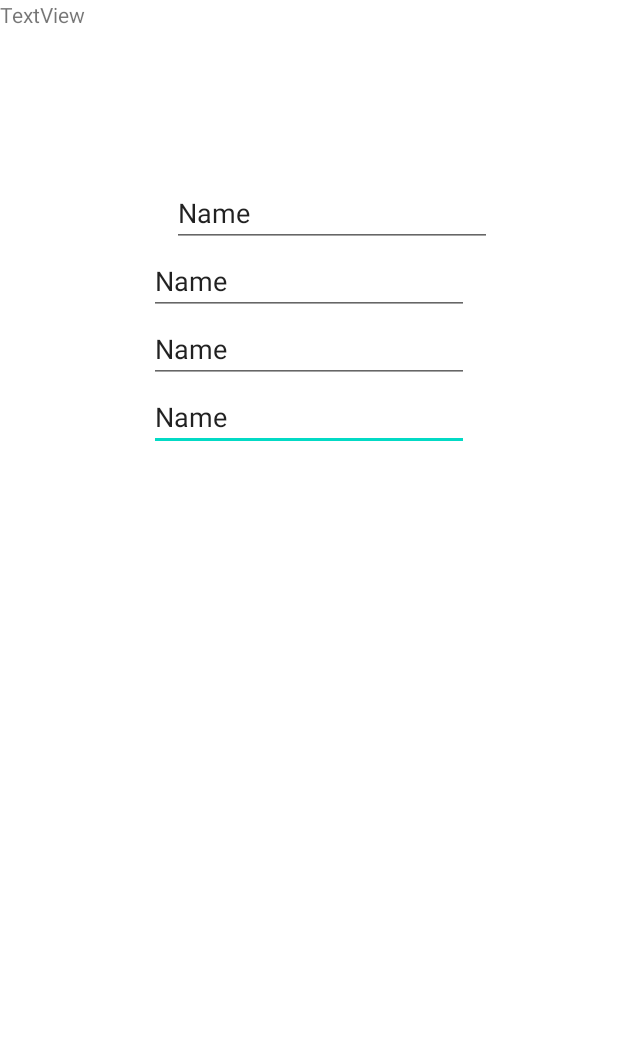
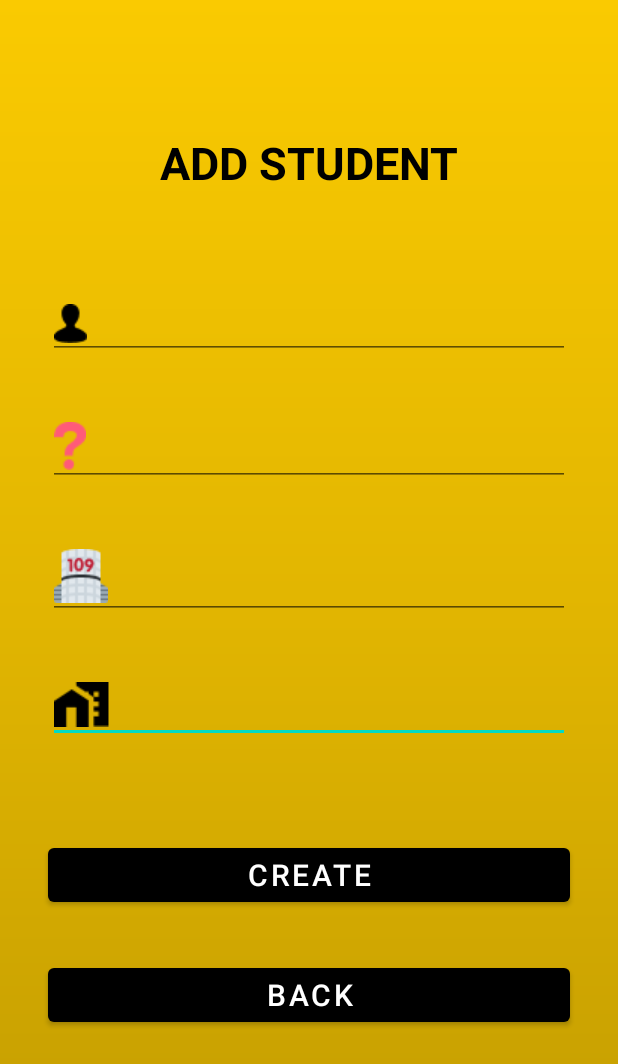
Before and after one commit to YtalyPham/FirebaseAuthen_MockAPI_FinalPractieExam, an Android app: the AddScreen screen opened directly, with no data from a screen before it, on a phone screen of 412 x 824 dp. Shown: the top 1064 px of the screen. Run offline under Robolectric (Android 15) with nearby library versions, the phone set to English and light mode, and no system bars; our stand-ins replace Volley.

Commit message:
xong Add Student + hinh AddStudentxong,AddStudentScreen

```diff
--- a/app/src/main/java/com/example/phamngocnhuy_18055121/AddScreen.java
+++ b/app/src/main/java/com/example/phamngocnhuy_18055121/AddScreen.java
@@ -2,13 +2,88 @@ package com.example.phamngocnhuy_18055121;
 
 import androidx.appcompat.app.AppCompatActivity;
 
+import android.content.Intent;
 import android.os.Bundle;
+import android.view.View;
+import android.widget.Button;
+import android.widget.EditText;
+import android.widget.Toast;
+
+import com.android.volley.AuthFailureError;
+import com.android.volley.Request;
+import com.android.volley.RequestQueue;
+import com.android.volley.Response;
+import com.android.volley.VolleyError;
+import com.android.volley.toolbox.StringRequest;
+import com.android.volley.toolbox.Volley;
+
+import java.util.HashMap;
+import java.util.Map;
 
 public class AddScreen extends AppCompatActivity {
-
+    public Button btnSave,btnCancel;
+    public EditText eName,eClass,eStatus,eWorking;
+    String url = "https://60ade6ee80a61f0017331e32.mockapi.io/studentThi/";
     @Override
     protected void onCreate(Bundle savedInstanceState) {
         super.onCreate(savedInstanceState);
         setContentView(R.layout.activity_add_screen);
+
+        btnSave=findViewById(R.id.btnCreateS6);
+        btnCancel=findViewById(R.id.btnBackS6);
+
+        eName=findViewById(R.id.eNameS6);
+        eClass=findViewById(R.id.eClassS6);
+        eStatus=findViewById(R.id.eStatusS6);
+        eWorking=findViewById(R.id.eWorkingS6);
+
+        btnCancel.setOnClickListener(new View.OnClickListener() {
+            @Override
+            public void onClick(View v) {
+                startActivity(new Intent(AddScreen.this, MainActivity.class));
+            }
+        });
+        btnSave.setOnClickListener(new View.OnClickListener() {
+            @Override
+            public void onClick(View v) {
+                PostApi(url);
+                startActivity(new Intent(AddScreen.this, MainActivity.class));
+            }
+        });
+
     }
+    private void PostApi(String url){
+        StringRequest stringRequest = new StringRequest(
+                Request.Method.POST,
+                url,
+                new Response.Listener<String>() {
+                    @Override
+                    public void onResponse(String response) {
+
+                        Toast.makeText(AddScreen.this, "Successfully", Toast.LENGTH_SHORT).show();
+                    }
+                },
+                new Response.ErrorListener() {
+                    @Override
+                    public void onErrorResponse(VolleyError error) {
+                        Toast.makeText(AddScreen.this, "Error by Post data!", Toast.LENGTH_SHORT).show();
+                    }
+                })
+        {
+            @Override
+            protected Map<String, String> getParams() throws AuthFailureError {
+
+                HashMap<String, String>
+                        params = new HashMap<>();
+                params.put("name", eName.getText().toString().trim());
+                params.put("class", eClass.getText().toString().trim());
+                params.put("status", eStatus.getText().toString().trim());
+                params.put("working", eWorking.getText().toString().trim());
+                return params;
+            }
+            };
+
+            RequestQueue requestQueue = Volley.newRequestQueue(this);
+            requestQueue.add(stringRequest);
+        }
 }
--- a/app/src/main/res/layout/activity_add_screen.xml
+++ b/app/src/main/res/layout/activity_add_screen.xml
@@ -2,61 +2,118 @@
 <androidx.constraintlayout.widget.ConstraintLayout xmlns:android="http://schemas.android.com/apk/res/android"
     xmlns:app="http://schemas.android.com/apk/res-auto"
     xmlns:tools="http://schemas.android.com/tools"
+    android:background="@drawable/maubackground"
     android:layout_width="match_parent"
     android:layout_height="match_parent"
     tools:context=".AddScreen">
 
     <EditText
-        android:id="@+id/editTextTextPersonName4"
-        android:layout_width="wrap_content"
+        android:id="@+id/eWorkingS6"
+        android:layout_width="0dp"
         android:layout_height="wrap_content"
+        android:layout_marginStart="32dp"
+        android:layout_marginLeft="32dp"
+        android:layout_marginTop="32dp"
+        android:layout_marginEnd="32dp"
+        android:layout_marginRight="32dp"
+        android:drawableLeft="@drawable/workingthi"
         android:ems="10"
         android:inputType="textPersonName"
-        android:text="Name"
         app:layout_constraintEnd_toEndOf="parent"
         app:layout_constraintStart_toStartOf="parent"
-        app:layout_constraintTop_toBottomOf="@+id/editTextTextPersonName3" />
+        app:layout_constraintTop_toBottomOf="@+id/eStatusS6" />
 
     <TextView
         android:id="@+id/textView5"
         android:layout_width="wrap_content"
         android:layout_height="wrap_content"
-        android:text="TextView"
+        android:layout_marginTop="88dp"
+        android:text="ADD STUDENT"
+        android:textColor="#000000"
+        android:textSize="30dp"
+        android:textStyle="bold"
+        app:layout_constraintEnd_toEndOf="parent"
         app:layout_constraintStart_toStartOf="parent"
         app:layout_constraintTop_toTopOf="parent" />
 
     <EditText
-        android:id="@+id/editTextTextPersonName"
-        android:layout_width="wrap_content"
+        android:id="@+id/eNameS6"
+        android:layout_width="0dp"
         android:layout_height="wrap_content"
-        android:layout_marginTop="100dp"
+        android:layout_marginStart="32dp"
+        android:layout_marginLeft="32dp"
+        android:layout_marginTop="64dp"
+        android:layout_marginEnd="32dp"
+        android:layout_marginRight="32dp"
+        android:drawableLeft="@drawable/userthi"
         android:ems="10"
         android:inputType="textPersonName"
-        android:text="Name"
         app:layout_constraintEnd_toEndOf="parent"
         app:layout_constraintHorizontal_bias="0.577"
         app:layout_constraintStart_toStartOf="parent"
         app:layout_constraintTop_toBottomOf="@+id/textView5" />
 
     <EditText
-        android:id="@+id/editTextTextPersonName2"
-        android:layout_width="wrap_content"
+        android:id="@+id/eClassS6"
+        android:layout_width="0dp"
         android:layout_height="wrap_content"
+        android:layout_marginStart="32dp"
+        android:layout_marginLeft="32dp"
+        android:layout_marginTop="32dp"
+        android:layout_marginEnd="32dp"
+        android:layout_marginRight="32dp"
+        android:drawableLeft="@drawable/questhi"
         android:ems="10"
         android:inputType="textPersonName"
-        android:text="Name"
         app:layout_constraintEnd_toEndOf="parent"
         app:layout_constraintStart_toStartOf="parent"
-        app:layout_constraintTop_toBottomOf="@+id/editTextTextPersonName" />
+        app:layout_constraintTop_toBottomOf="@+id/eNameS6" />
 
     <EditText
-        android:id="@+id/editTextTextPersonName3"
-        android:layout_width="wrap_content"
+        android:id="@+id/eStatusS6"
+        android:layout_width="0dp"
         android:layout_height="wrap_content"
+        android:layout_marginStart="32dp"
+        android:layout_marginLeft="32dp"
+        android:layout_marginTop="32dp"
+        android:layout_marginEnd="32dp"
+        android:layout_marginRight="32dp"
+        android:drawableLeft="@drawable/statusthi"
         android:ems="10"
         android:inputType="textPersonName"
-        android:text="Name"
         app:layout_constraintEnd_toEndOf="parent"
         app:layout_constraintStart_toStartOf="parent"
-        app:layout_constraintTop_toBottomOf="@+id/editTextTextPersonName2" />
+        app:layout_constraintTop_toBottomOf="@+id/eClassS6" />
+
+    <Button
+        android:id="@+id/btnCreateS6"
+        android:layout_width="0dp"
+        android:layout_height="wrap_content"
+        android:layout_marginStart="32dp"
+        android:layout_marginLeft="32dp"
+        android:layout_marginTop="64dp"
+        android:layout_marginEnd="32dp"
+        android:layout_marginRight="32dp"
+        android:text="CREATE"
+        android:textSize="20dp"
+        app:backgroundTint="#000000"
+        app:layout_constraintEnd_toEndOf="parent"
+        app:layout_constraintStart_toStartOf="parent"
+        app:layout_constraintTop_toBottomOf="@+id/eWorkingS6" />
+
+    <Button
+        android:id="@+id/btnBackS6"
+        android:layout_width="0dp"
+        android:layout_height="wrap_content"
+        android:layout_marginStart="32dp"
+        android:layout_marginLeft="32dp"
+        android:layout_marginTop="32dp"
+        android:layout_marginEnd="32dp"
+        android:layout_marginRight="32dp"
+        android:text="BACK"
+        android:textSize="20dp"
+        app:backgroundTint="#000000"
+        app:layout_constraintEnd_toEndOf="parent"
+        app:layout_constraintStart_toStartOf="parent"
+        app:layout_constraintTop_toBottomOf="@+id/btnCreateS6" />
 </androidx.constraintlayout.widget.ConstraintLayout>
```
Also changed, not shown: 2 other files.
